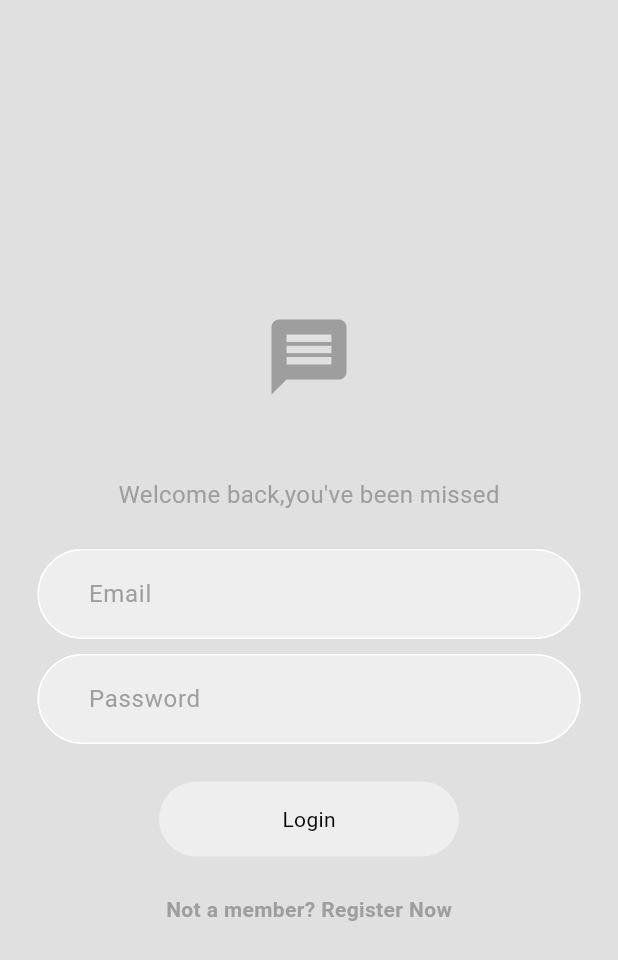
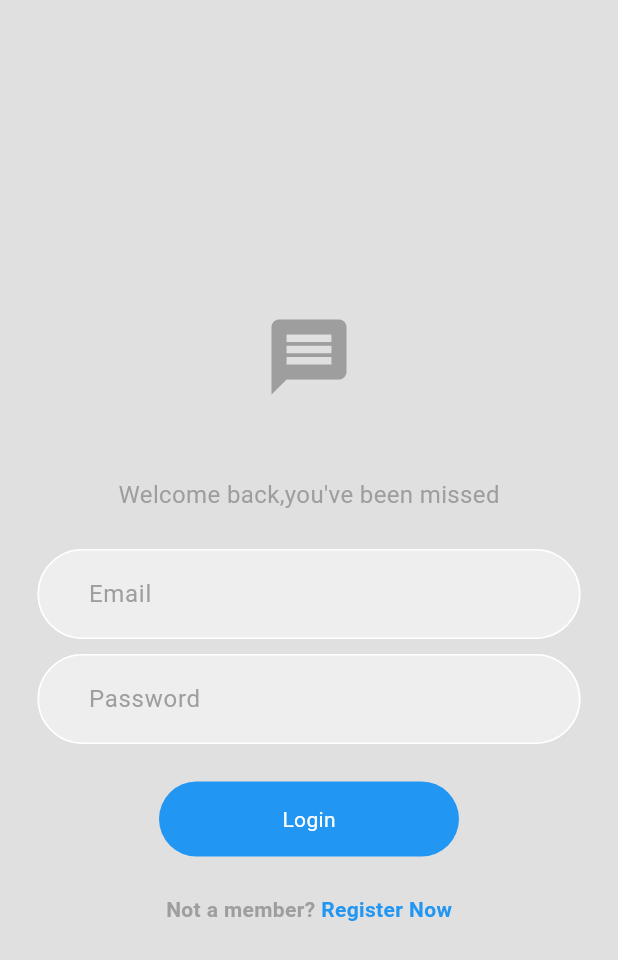
Before and after one commit to LeahDeshar/TalkTime, a Flutter app: the screen it shows after launch, on a phone screen of 412 x 824 dp. Shown: the top 960 px of the screen. Run offline on Flutter 3.47's test engine with Material 3 defaults, Android fonts, the phone set to English and light mode, and no system bars; our stand-ins replace cloud_firestore, firebase_auth, firebase_core; accounts and stored records are empty.

Commit message:
dark/light

```diff
--- a/lib/components/my_button.dart
+++ b/lib/components/my_button.dart
@@ -12,11 +12,11 @@ class MyButton extends StatelessWidget {
       child: Container(
           width: 200,
           decoration: BoxDecoration(
-              color: Theme.of(context).colorScheme.secondary,
-              borderRadius: BorderRadius.circular(40)),
+              color: Colors.blue, borderRadius: BorderRadius.circular(40)),
           padding: const EdgeInsets.all(15),
           margin: const EdgeInsets.symmetric(horizontal: 25),
-          child: Center(child: Text(text))),
+          child: Center(
+              child: Text(text, style: const TextStyle(color: Colors.white)))),
     );
   }
 }
--- a/lib/main.dart
+++ b/lib/main.dart
@@ -1,13 +1,16 @@
 import 'package:chatapp/services/auth/auth_gate.dart';
 import 'package:chatapp/firebase_options.dart';
-import 'package:chatapp/themes/light_mode.dart';
+import 'package:chatapp/themes/theme_provider.dart';
 import 'package:firebase_core/firebase_core.dart';
 import 'package:flutter/material.dart';
+import 'package:provider/provider.dart';
 
 void main() async {
   WidgetsFlutterBinding.ensureInitialized();
   await Firebase.initializeApp(options: DefaultFirebaseOptions.currentPlatform);
-  runApp(const MyApp());
+  runApp(ChangeNotifierProvider(
+      create: (context) => ThemeProvider(), child: const MyApp()));
+  // const MyApp());
 }
 
 class MyApp extends StatelessWidget {
@@ -19,7 +22,7 @@ class MyApp extends StatelessWidget {
       title: 'Talk Time',
       debugShowCheckedModeBanner: false,
       home: const AuthGate(),
-      theme: lightMode,
+      theme: Provider.of<ThemeProvider>(context).themeData,
     );
   }
 }
--- a/lib/pages/login_page.dart
+++ b/lib/pages/login_page.dart
@@ -81,11 +81,10 @@ class LoginView extends StatelessWidget {
                         color: Theme.of(context).colorScheme.primary)),
                 GestureDetector(
                   onTap: onTap,
-                  child: Text(
+                  child: const Text(
                     "Register Now",
                     style: TextStyle(
-                        fontWeight: FontWeight.bold,
-                        color: Theme.of(context).colorScheme.primary),
+                        fontWeight: FontWeight.bold, color: Colors.blue),
                   ),
                 ),
               ],
--- /dev/null
+++ b/lib/themes/dark_mode.dart
@@ -0,0 +1,11 @@
+import 'package:flutter/material.dart';
+
+ThemeData darkMode = ThemeData(
+  colorScheme: ColorScheme.dark(
+    background: Colors.black,
+    primary: Colors.black,
+    secondary: Colors.grey.shade700,
+    tertiary: Colors.grey.shade800,
+    inversePrimary: Colors.grey.shade300,
+  ),
+);
--- /dev/null
+++ b/lib/themes/theme_provider.dart
@@ -0,0 +1,21 @@
+import 'package:chatapp/themes/light_mode.dart';
+import 'package:flutter/material.dart';
+import 'dark_mode.dart';
+
+class ThemeProvider extends ChangeNotifier {
+  ThemeData _themeData = lightMode;
+  ThemeData get themeData => _themeData;
+  bool get isDarkMode => _themeData == darkMode;
+  set themeData(ThemeData themeData) {
+    _themeData = themeData;
+    notifyListeners();
+  }
+
+  void toggleTheme() {
+    if (_themeData == lightMode) {
+      themeData = darkMode;
+    } else {
+      themeData = lightMode;
+    }
+  }
+}
--- a/pubspec.yaml
+++ b/pubspec.yaml
@@ -38,6 +38,7 @@ dependencies:
   firebase_core: ^2.29.0
   firebase_auth: ^4.19.1
   cloud_firestore: ^4.17.0
+  provider: ^6.1.2
 
 dev_dependencies:
   flutter_test:
```
Also changed, not shown: lib/components/chat_bubble.dart (added, +24 -0 lines), lib/pages/chat_page.dart (+28 -8 lines), lib/pages/home_page.dart (+11 -4 lines), lib/pages/setting_page.dart (+32 -1 lines), 1.png (added), 10.png (added), 2.png (added), 3.png (added), 4.png (added), 5.png (added), 6.png (added), 7.png (added), 8.png (added), 9.png (added), 1 more files, 1 other file.
